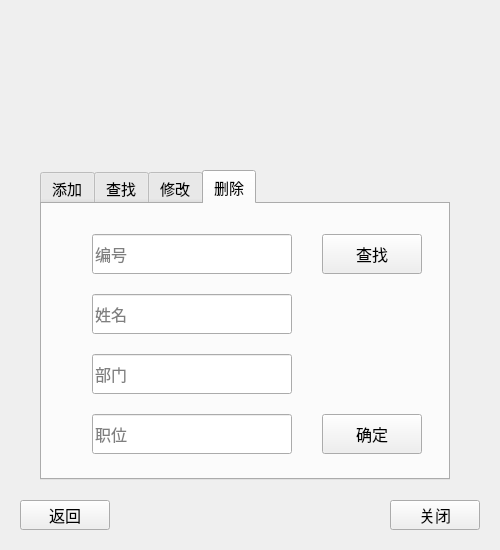
Old version of the form Major3/administor.ui in the repository H-adorable/OpenCVFaceCheckIn.
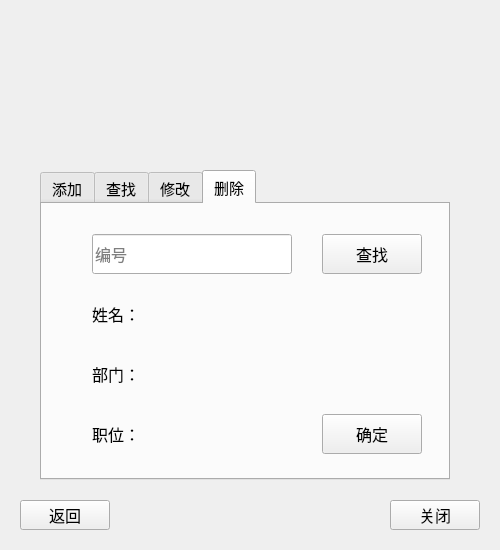
New version of the form. The open tabs and pages were chosen to show the change.

Patch:
```diff
--- a/Major3/administor.ui
+++ b/Major3/administor.ui
@@ -440,63 +440,6 @@
       <string>确定</string>
      </property>
     </widget>
-    <widget class="QLineEdit" name="department_4">
-     <property name="geometry">
-      <rect>
-       <x>50</x>
-       <y>150</y>
-       <width>200</width>
-       <height>40</height>
-      </rect>
-     </property>
-     <property name="font">
-      <font>
-       <family>微软雅黑</family>
-       <pointsize>12</pointsize>
-      </font>
-     </property>
-     <property name="placeholderText">
-      <string>部门</string>
-     </property>
-    </widget>
-    <widget class="QLineEdit" name="position_4">
-     <property name="geometry">
-      <rect>
-       <x>50</x>
-       <y>210</y>
-       <width>200</width>
-       <height>40</height>
-      </rect>
-     </property>
-     <property name="font">
-      <font>
-       <family>微软雅黑</family>
-       <pointsize>12</pointsize>
-      </font>
-     </property>
-     <property name="placeholderText">
-      <string>职位</string>
-     </property>
-    </widget>
-    <widget class="QLineEdit" name="name_4">
-     <property name="geometry">
-      <rect>
-       <x>50</x>
-       <y>90</y>
-       <width>200</width>
-       <height>40</height>
-      </rect>
-     </property>
-     <property name="font">
-      <font>
-       <family>微软雅黑</family>
-       <pointsize>12</pointsize>
-      </font>
-     </property>
-     <property name="placeholderText">
-      <string>姓名</string>
-     </property>
-    </widget>
     <widget class="QLineEdit" name="id_4">
      <property name="geometry">
       <rect>
@@ -534,6 +477,114 @@
       <string>查找</string>
      </property>
     </widget>
+    <widget class="QLabel" name="name_4">
+     <property name="geometry">
+      <rect>
+       <x>110</x>
+       <y>90</y>
+       <width>140</width>
+       <height>40</height>
+      </rect>
+     </property>
+     <property name="font">
+      <font>
+       <pointsize>12</pointsize>
+      </font>
+     </property>
+     <property name="text">
+      <string/>
+     </property>
+    </widget>
+    <widget class="QLabel" name="label_5">
+     <property name="geometry">
+      <rect>
+       <x>50</x>
+       <y>90</y>
+       <width>50</width>
+       <height>40</height>
+      </rect>
+     </property>
+     <property name="font">
+      <font>
+       <pointsize>12</pointsize>
+      </font>
+     </property>
+     <property name="text">
+      <string>姓名：</string>
+     </property>
+    </widget>
+    <widget class="QLabel" name="label_6">
+     <property name="geometry">
+      <rect>
+       <x>50</x>
+       <y>210</y>
+       <width>50</width>
+       <height>40</height>
+      </rect>
+     </property>
+     <property name="font">
+      <font>
+       <pointsize>12</pointsize>
+      </font>
+     </property>
+     <property name="text">
+      <string>职位：</string>
+     </property>
+    </widget>
+    <widget class="QLabel" name="label_7">
+     <property name="geometry">
+      <rect>
+       <x>50</x>
+       <y>150</y>
+       <width>50</width>
+       <height>40</height>
+      </rect>
+     </property>
+     <property name="font">
+      <font>
+       <pointsize>12</pointsize>
+      </font>
+     </property>
+     <property name="text">
+      <string>部门：</string>
+     </property>
+    </widget>
+    <widget class="QLabel" name="position_4">
+     <property name="geometry">
+      <rect>
+       <x>110</x>
+       <y>210</y>
+       <width>140</width>
+       <height>40</height>
+      </rect>
+     </property>
+     <property name="font">
+      <font>
+       <pointsize>12</pointsize>
+      </font>
+     </property>
+     <property name="text">
+      <string/>
+     </property>
+    </widget>
+    <widget class="QLabel" name="department_4">
+     <property name="geometry">
+      <rect>
+       <x>110</x>
+       <y>150</y>
+       <width>140</width>
+       <height>40</height>
+      </rect>
+     </property>
+     <property name="font">
+      <font>
+       <pointsize>12</pointsize>
+      </font>
+     </property>
+     <property name="text">
+      <string/>
+     </property>
+    </widget>
    </widget>
   </widget>
   <widget class="QLabel" name="hint">
```
Left out of the diff: 9 changed lines with no effect on the pictures.
